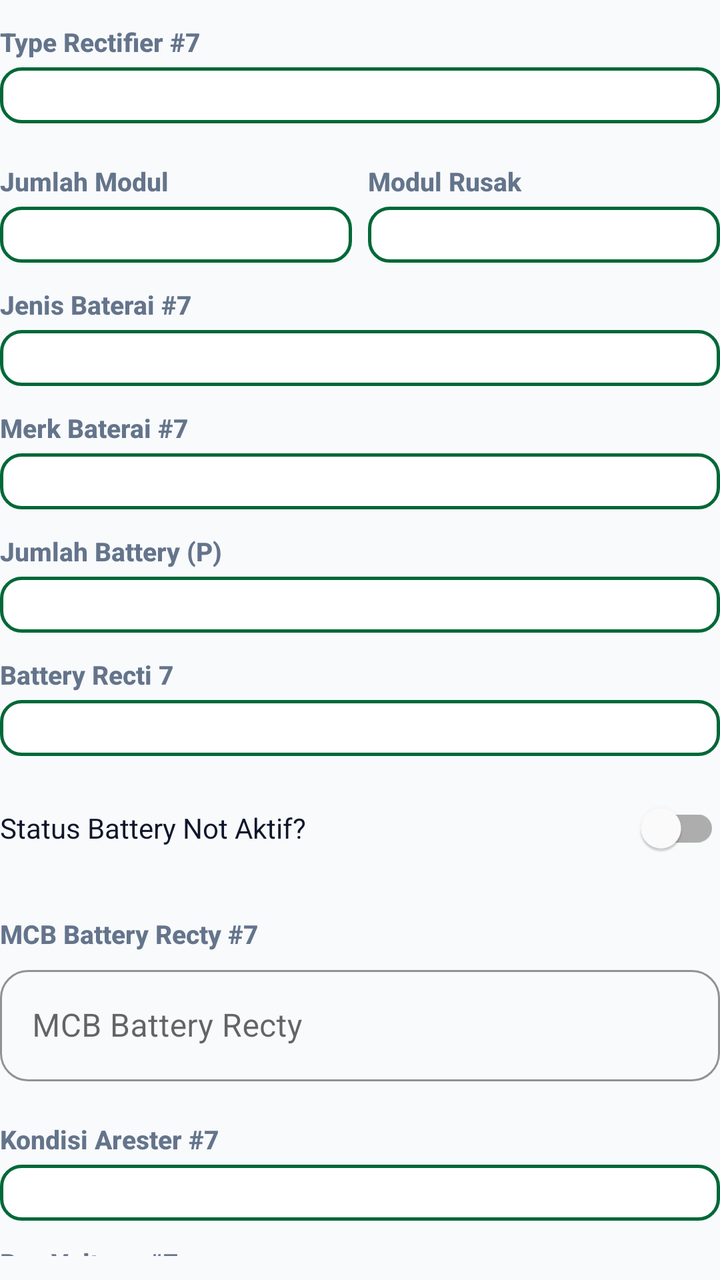
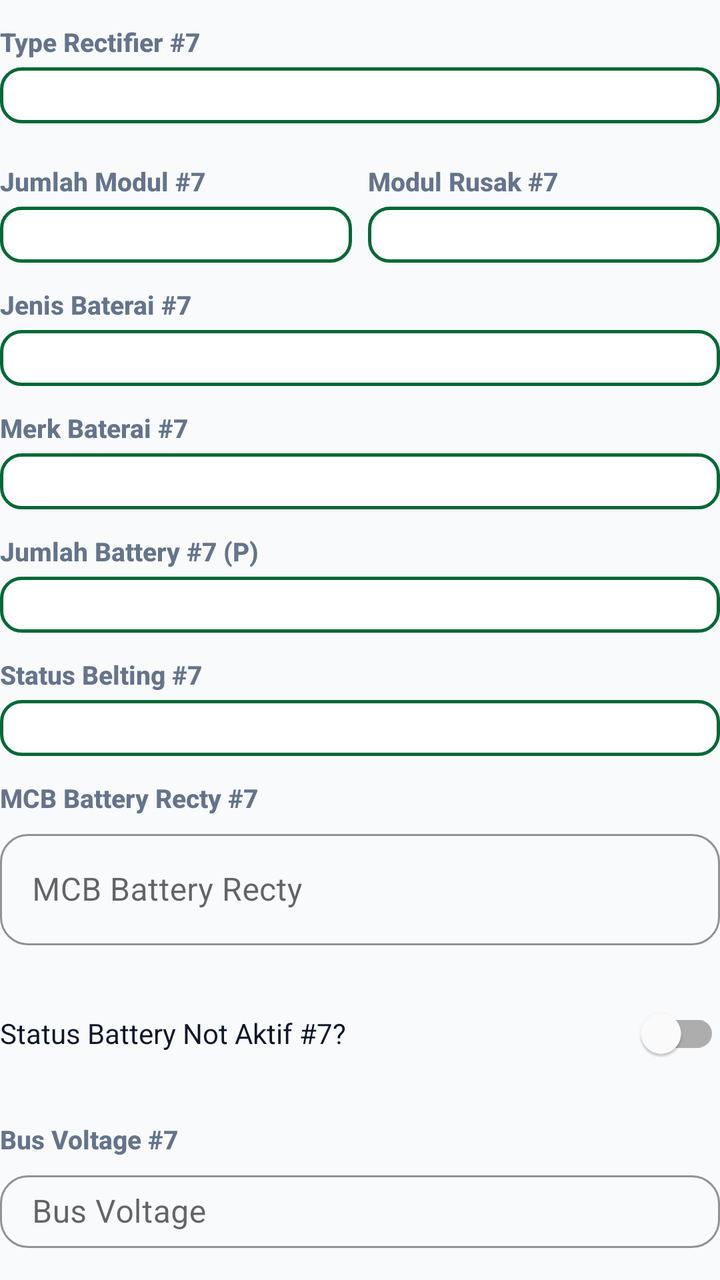

Before-and-after screenshots of an Android layout around one commit, followed by the original layout XML and the change that was made.
<!-- AndroidManifest.xml: application theme Theme.ZamanApps -->
<!-- res/layout/dialog_edit_rectifier7.xml -->
<?xml version="1.0" encoding="utf-8"?>
<LinearLayout xmlns:android="http://schemas.android.com/apk/res/android"
    android:layout_width="match_parent"
    android:layout_height="wrap_content"
    android:orientation="vertical"
    android:paddingBottom="8dp">

    <TextView style="@style/FieldLabel" android:text="Type Rectifier #7" />
    <Spinner android:id="@+id/spTypeRectifier7" style="@style/SpinnerField" />

    <LinearLayout android:layout_width="match_parent" android:layout_height="wrap_content" android:orientation="horizontal" android:layout_marginTop="8dp">
        <LinearLayout android:layout_width="0dp" android:layout_height="wrap_content" android:layout_weight="1" android:layout_marginEnd="4dp" android:orientation="vertical">
            <TextView style="@style/FieldLabel" android:text="Jumlah Modul" />
            <Spinner android:id="@+id/spJumlahModul7" style="@style/SpinnerField" />
        </LinearLayout>
        <LinearLayout
            android:layout_width="0dp"
            android:layout_height="wrap_content"
            android:layout_weight="1"
            android:layout_marginStart="4dp"
            android:orientation="vertical">
            <TextView style="@style/FieldLabel" android:text="Modul Rusak" />
            <Spinner android:id="@+id/spJumlahModulRusak7" style="@style/SpinnerField" />
        </LinearLayout>
    </LinearLayout>

    <TextView style="@style/FieldLabel" android:text="Jenis Baterai #7" />
    <Spinner android:id="@+id/spJenisBaterai7" style="@style/SpinnerField" />

    <TextView style="@style/FieldLabel" android:text="Merk Baterai #7" />
    <Spinner android:id="@+id/spMerkBaterai7" style="@style/SpinnerField" />

    <TextView style="@style/FieldLabel" android:text="Jumlah Battery (P)" />
    <Spinner android:id="@+id/spJumlahBattery7" style="@style/SpinnerField" />

    <TextView style="@style/FieldLabel" android:text="Battery Recti 7" />
    <Spinner android:id="@+id/spBatteryRecti7" style="@style/SpinnerField" />

    <com.google.android.material.switchmaterial.SwitchMaterial
        android:id="@+id/switchStatusBatteryNotAktif7"
        android:layout_width="match_parent"
        android:layout_height="wrap_content"
        android:layout_marginTop="12dp"
        android:layout_marginBottom="8dp"
        android:text="Status Battery Not Aktif?"
        android:textColor="@color/text_primary" />

    <LinearLayout
        android:id="@+id/layoutJumlahBankNotAktif7"
        android:layout_width="match_parent"
        android:layout_height="wrap_content"
        android:layout_marginBottom="8dp"
        android:orientation="vertical"
        android:visibility="gone">

        <TextView style="@style/FieldLabel" android:text="Jumlah Bank Not Aktif" />
        <Spinner android:id="@+id/spJumlahBankNotAktif7" style="@style/SpinnerField" />
    </LinearLayout>

    <TextView style="@style/FieldLabel" android:text="MCB Battery Recty #7" />
    <com.google.android.material.textfield.TextInputLayout style="@style/ZamanTextInputLayout" android:layout_width="match_parent" android:layout_height="wrap_content" android:layout_marginBottom="8dp">
        <com.google.android.material.textfield.TextInputEditText android:id="@+id/editMcbBatteryRecti7" android:layout_width="match_parent" android:layout_height="wrap_content" android:hint="MCB Battery Recty" android:inputType="numberDecimal" />
    </com.google.android.material.textfield.TextInputLayout>

    <TextView style="@style/FieldLabel" android:text="Kondisi Arester #7" />
    <Spinner android:id="@+id/spKondisiArester7" style="@style/SpinnerField" />

    <TextView style="@style/FieldLabel" android:text="Bus Voltage #7" />
    <com.google.android.material.textfield.TextInputLayout style="@style/ZamanTextInputLayout" android:layout_width="match_parent" android:layout_height="wrap_content" android:layout_marginBottom="8dp">
        <com.google.android.material.textfield.TextInputEditText android:id="@+id/editBusVoltage7" android:layout_width="match_parent" android:layout_height="wrap_content" android:hint="Bus Voltage" android:inputType="numberDecimal" />
    </com.google.android.material.textfield.TextInputLayout>

    <TextView style="@style/FieldLabel" android:text="Load (A) #7" />
    <com.google.android.material.textfield.TextInputLayout style="@style/ZamanTextInputLayout" android:layout_width="match_parent" android:layout_height="wrap_content" android:layout_marginBottom="8dp">
        <com.google.android.material.textfield.TextInputEditText android:id="@+id/editLoadA7" android:layout_width="match_parent" android:layout_height="wrap_content" android:hint="Load (A)" android:inputType="numberDecimal" />
    </com.google.android.material.textfield.TextInputLayout>

    <TextView style="@style/FieldLabel" android:text="Perangkat Terhubung #7" />
    <com.google.android.material.textfield.TextInputLayout style="@style/ZamanTextInputLayout" android:layout_width="match_parent" android:layout_height="wrap_content" android:layout_marginBottom="8dp">
        <com.google.android.material.textfield.TextInputEditText android:id="@+id/editPerangkat7" android:layout_width="match_parent" android:layout_height="wrap_content" android:focusable="false" android:clickable="true" android:hint="Pilih Perangkat (Multi-select)" />
    </com.google.android.material.textfield.TextInputLayout>

    <TextView style="@style/FieldLabel" android:text="Remark #7" />
    <com.google.android.material.textfield.TextInputLayout style="@style/ZamanTextInputLayout" android:layout_width="match_parent" android:layout_height="wrap_content">
        <com.google.android.material.textfield.TextInputEditText android:id="@+id/editRemark7" android:layout_width="match_parent" android:layout_height="wrap_content" android:hint="Catatan" android:inputType="textMultiLine" android:minLines="2" />
    </com.google.android.material.textfield.TextInputLayout>
</LinearLayout>
<!-- resources referenced by this layout -->
<resources>
  <color name="text_primary">#0F172A</color>
  <style name="FieldLabel">
          <item name="android:layout_width">match_parent</item>
          <item name="android:layout_height">wrap_content</item>
          <item name="android:layout_marginTop">12dp</item>
          <item name="android:layout_marginBottom">4dp</item>
          <item name="android:textColor">@color/text_secondary</item>
          <item name="android:textSize">13sp</item>
          <item name="android:textStyle">bold</item>
          <item name="android:fontFamily">sans-serif-medium</item>
      </style>
  <style name="SpinnerField" parent="SpinnerFieldModern" />
  <style name="ZamanTextInputLayout" parent="Widget.MaterialComponents.TextInputLayout.OutlinedBox">
          <item name="boxCornerRadiusTopStart">14dp</item>
          <item name="boxCornerRadiusTopEnd">14dp</item>
          <item name="boxCornerRadiusBottomStart">14dp</item>
          <item name="boxCornerRadiusBottomEnd">14dp</item>
          <item name="boxStrokeColor">@color/brand_primary</item>
          <item name="hintTextColor">@color/brand_primary</item>
          <item name="startIconTint">@color/brand_primary</item>
      </style>
  <color name="text_secondary">#64748B</color>
  <style name="SpinnerFieldModern" parent="Widget.AppCompat.Spinner">
          <item name="android:layout_width">match_parent</item>
          <item name="android:layout_height">wrap_content</item>
          <item name="android:background">@drawable/spinner_background_modern</item>
          <item name="android:padding">14dp</item>
          <item name="android:textSize">15sp</item>
          <item name="android:textColor">@color/text_primary</item>
          <item name="android:popupBackground">@color/card_bg</item>
          <item name="android:overlapAnchor">false</item>
      </style>
  <color name="brand_primary">#006837</color>
  <color name="brand_primary_dark">#004D25</color>
  <color name="white">#FFFFFF</color>
  <color name="brand_accent">#00A859</color>
  <color name="section_bg">#F8FAFC</color>
  <style name="ZamanButton" parent="Widget.MaterialComponents.Button">
          <item name="android:insetTop">0dp</item>
          <item name="android:insetBottom">0dp</item>
          <item name="android:paddingTop">0dp</item>
          <item name="android:paddingBottom">0dp</item>
          <item name="android:paddingVertical">0dp</item>
          <item name="android:gravity">center</item>
          <item name="android:minHeight">48dp</item>
          <item name="cornerRadius">16dp</item>
          <item name="android:textAllCaps">false</item>
          <item name="android:textStyle">bold</item>
          <item name="android:letterSpacing">0.02</item>
      </style>
  <style name="ZamanCard" parent="Widget.MaterialComponents.CardView">
          <item name="cardCornerRadius">20dp</item>
          <item name="cardElevation">4dp</item>
          <item name="cardBackgroundColor">@color/card_bg</item>
          <item name="android:foreground">?attr/selectableItemBackground</item>
      </style>
  <color name="card_bg">#FFFFFF</color>
  <color name="brand_primary_lightest">#E7F6EC</color>
  <!-- unchanged entries left out for length: 2 -->
</resources>

<!-- the commit's change to res/layout/dialog_edit_rectifier7.xml (unified diff, before → after) -->
@@ -10,7 +10,7 @@
 
     <LinearLayout android:layout_width="match_parent" android:layout_height="wrap_content" android:orientation="horizontal" android:layout_marginTop="8dp">
         <LinearLayout android:layout_width="0dp" android:layout_height="wrap_content" android:layout_weight="1" android:layout_marginEnd="4dp" android:orientation="vertical">
-            <TextView style="@style/FieldLabel" android:text="Jumlah Modul" />
+            <TextView style="@style/FieldLabel" android:text="Jumlah Modul #7" />
             <Spinner android:id="@+id/spJumlahModul7" style="@style/SpinnerField" />
         </LinearLayout>
         <LinearLayout
@@ -19,7 +19,7 @@
             android:layout_weight="1"
             android:layout_marginStart="4dp"
             android:orientation="vertical">
-            <TextView style="@style/FieldLabel" android:text="Modul Rusak" />
+            <TextView style="@style/FieldLabel" android:text="Modul Rusak #7" />
             <Spinner android:id="@+id/spJumlahModulRusak7" style="@style/SpinnerField" />
         </LinearLayout>
     </LinearLayout>
@@ -30,19 +30,25 @@
     <TextView style="@style/FieldLabel" android:text="Merk Baterai #7" />
     <Spinner android:id="@+id/spMerkBaterai7" style="@style/SpinnerField" />
 
-    <TextView style="@style/FieldLabel" android:text="Jumlah Battery (P)" />
+    <TextView style="@style/FieldLabel" android:text="Jumlah Battery #7 (P)" />
     <Spinner android:id="@+id/spJumlahBattery7" style="@style/SpinnerField" />
 
-    <TextView style="@style/FieldLabel" android:text="Battery Recti 7" />
+    <TextView style="@style/FieldLabel" android:text="Status Belting #7" />
     <Spinner android:id="@+id/spBatteryRecti7" style="@style/SpinnerField" />
 
+    <TextView style="@style/FieldLabel" android:text="MCB Battery Recty #7" />
+    <com.google.android.material.textfield.TextInputLayout style="@style/ZamanTextInputLayout" android:layout_width="match_parent" android:layout_height="wrap_content" android:layout_marginBottom="8dp">
+        <com.google.android.material.textfield.TextInputEditText android:id="@+id/editMcbBatteryRecti7" android:layout_width="match_parent" android:layout_height="wrap_content" android:hint="MCB Battery Recty" android:inputType="numberDecimal" />
+    </com.google.android.material.textfield.TextInputLayout>
+
+    
     <com.google.android.material.switchmaterial.SwitchMaterial
         android:id="@+id/switchStatusBatteryNotAktif7"
         android:layout_width="match_parent"
         android:layout_height="wrap_content"
         android:layout_marginTop="12dp"
         android:layout_marginBottom="8dp"
-        android:text="Status Battery Not Aktif?"
+        android:text="Status Battery Not Aktif #7?"
         android:textColor="@color/text_primary" />
 
     <LinearLayout
@@ -53,17 +59,9 @@
         android:orientation="vertical"
         android:visibility="gone">
 
-        <TextView style="@style/FieldLabel" android:text="Jumlah Bank Not Aktif" />
+        <TextView style="@style/FieldLabel" android:text="Jumlah Battery Not Aktif #7" />
         <Spinner android:id="@+id/spJumlahBankNotAktif7" style="@style/SpinnerField" />
     </LinearLayout>
-
-    <TextView style="@style/FieldLabel" android:text="MCB Battery Recty #7" />
-    <com.google.android.material.textfield.TextInputLayout style="@style/ZamanTextInputLayout" android:layout_width="match_parent" android:layout_height="wrap_content" android:layout_marginBottom="8dp">
-        <com.google.android.material.textfield.TextInputEditText android:id="@+id/editMcbBatteryRecti7" android:layout_width="match_parent" android:layout_height="wrap_content" android:hint="MCB Battery Recty" android:inputType="numberDecimal" />
-    </com.google.android.material.textfield.TextInputLayout>
-
-    <TextView style="@style/FieldLabel" android:text="Kondisi Arester #7" />
-    <Spinner android:id="@+id/spKondisiArester7" style="@style/SpinnerField" />
 
     <TextView style="@style/FieldLabel" android:text="Bus Voltage #7" />
     <com.google.android.material.textfield.TextInputLayout style="@style/ZamanTextInputLayout" android:layout_width="match_parent" android:layout_height="wrap_content" android:layout_marginBottom="8dp">
@@ -80,6 +78,9 @@
         <com.google.android.material.textfield.TextInputEditText android:id="@+id/editPerangkat7" android:layout_width="match_parent" android:layout_height="wrap_content" android:focusable="false" android:clickable="true" android:hint="Pilih Perangkat (Multi-select)" />
     </com.google.android.material.textfield.TextInputLayout>
 
+    <TextView style="@style/FieldLabel" android:text="Kondisi Arester #7" />
+    <Spinner android:id="@+id/spKondisiArester7" style="@style/SpinnerField" />
+
     <TextView style="@style/FieldLabel" android:text="Remark #7" />
     <com.google.android.material.textfield.TextInputLayout style="@style/ZamanTextInputLayout" android:layout_width="match_parent" android:layout_height="wrap_content">
         <com.google.android.material.textfield.TextInputEditText android:id="@+id/editRemark7" android:layout_width="match_parent" android:layout_height="wrap_content" android:hint="Catatan" android:inputType="textMultiLine" android:minLines="2" />
